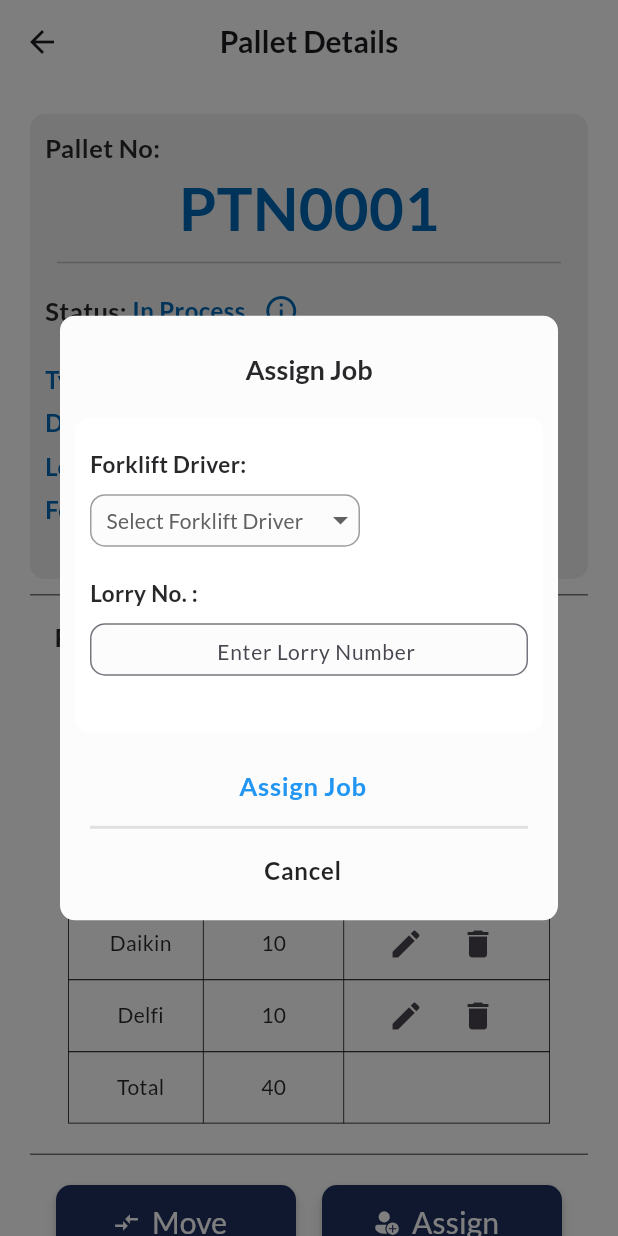
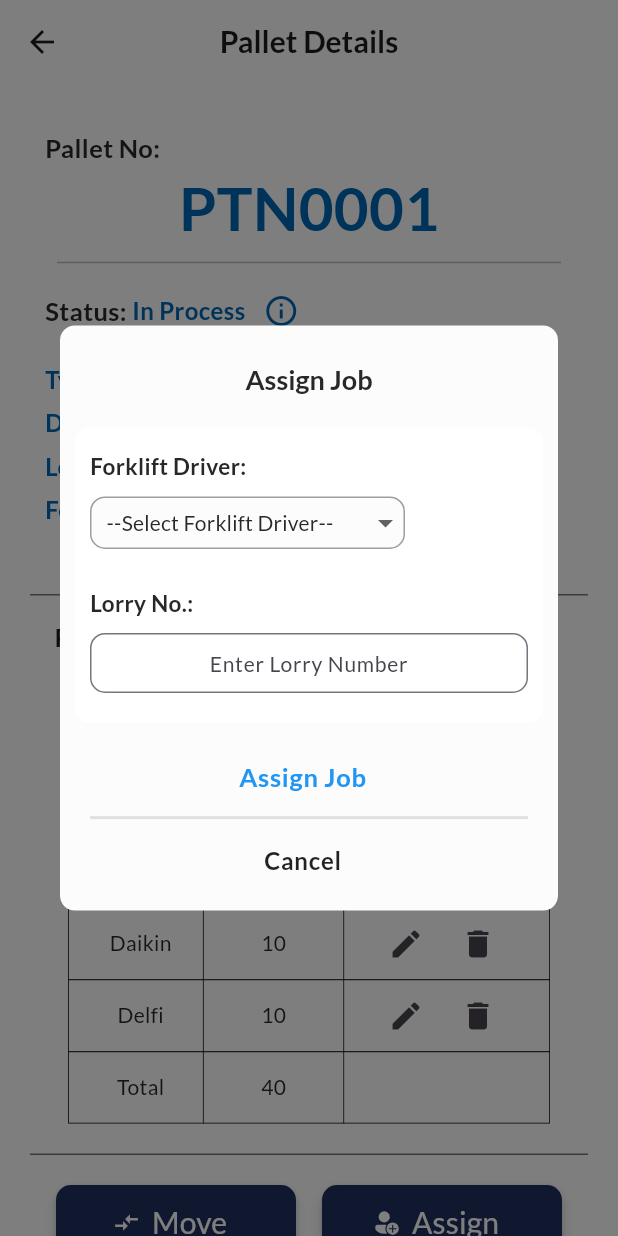
Before and after one commit to AfiqNSE/store_management_flutter_app, a Flutter app: the PalletDetailsView screen opened directly, after a tap on "Pallet Items:", after a tap on "Assign", on a phone screen of 412 x 824 dp. Run offline on Flutter 3.47's test engine with Material 3 defaults, Android fonts, the phone set to English and light mode, and no system bars; drawn by our look-alikes of dropdown_button2; our stand-ins replace firebase_core, firebase_messaging, fluentui_system_icons, flutter_secure_storage, google_fonts, google_nav_bar; missing offline and left inert: flutter_barcode_scanner, syncfusion_flutter_signaturepad; accounts and stored records are empty; project files that could hold a hidden picture were left out.

Commit message:
Minnor update pallet details

```diff
--- a/lib/view/pallet/pallet_details.dart
+++ b/lib/view/pallet/pallet_details.dart
@@ -4,6 +4,7 @@ import 'dart:ui' as ui;
 import 'package:dropdown_button2/dropdown_button2.dart';
 import 'package:fluentui_system_icons/fluentui_system_icons.dart';
 import 'package:flutter/material.dart';
+import 'package:store_management_system/models/color_model.dart';
 import 'package:store_management_system/models/pallet_model.dart';
 import 'package:store_management_system/utils/main_utils.dart';
 import 'package:store_management_system/components/pallet_components.dart';
@@ -17,8 +18,10 @@ class PalletDetailsView extends StatefulWidget {
 }
 
 class _PalletDetailsViewState extends State<PalletDetailsView> {
+  final _formKey = GlobalKey<FormState>();
+  TextEditingController lorryNo = TextEditingController();
+  String? _selectedForkliftDriver = '--Select Forklift Driver--';
   late int total;
-  String? _selectedDriver;
   bool _withSignature = false;
 
   final List<Item> _items = [
@@ -26,12 +29,6 @@ class _PalletDetailsViewState extends State<PalletDetailsView> {
     Item('Sharp', 10),
     Item('Daikin', 10),
     Item('Delfi', 10),
-  ];
-
-  final List<String> driver = [
-    'Driver A',
-    'Driver B',
-    'Driver C',
   ];
 
   @override
@@ -48,18 +45,24 @@ class _PalletDetailsViewState extends State<PalletDetailsView> {
   Widget build(BuildContext context) {
     return Scaffold(
       appBar: customAppBar("Pallet Details"),
-      backgroundColor: const Color.fromRGBO(252, 252, 252, 1),
+      backgroundColor: AppColor().milkWhite,
       body: SingleChildScrollView(
         child: Padding(
           padding: const EdgeInsets.fromLTRB(20, 10, 20, 0),
           child: Column(
             children: [
               const SizedBox(height: 10),
+              // Show pallet general info
               _palletDetails(),
+
               const SizedBox(height: 10),
+              // Show pallet item table info
               _palletItemsArea(),
+
               const SizedBox(height: 20),
+              // Show function button info
               _displayButton(),
+              const SizedBox(height: 20),
             ],
           ),
         ),
@@ -75,7 +78,7 @@ class _PalletDetailsViewState extends State<PalletDetailsView> {
             height: 310,
             width: double.infinity,
             decoration: BoxDecoration(
-              color: const Color.fromRGBO(237, 237, 237, 1),
+              color: AppColor().milkWhite,
               borderRadius: BorderRadius.circular(10),
             ),
           ),
@@ -88,18 +91,17 @@ class _PalletDetailsViewState extends State<PalletDetailsView> {
                     Text(
                       'Pallet No:',
                       style: TextStyle(
-                        color: Color.fromRGBO(40, 40, 43, 1),
                         fontSize: 17,
                         fontWeight: FontWeight.w600,
                       ),
                     ),
                   ],
                 ),
-                const Text(
+                Text(
                   'PTN0001',
                   style: TextStyle(
                     fontSize: 40,
-                    color: Color.fromRGBO(0, 102, 178, 1),
+                    color: AppColor().tealBlue,
                     fontWeight: FontWeight.w700,
                   ),
                 ),
@@ -113,16 +115,15 @@ class _PalletDetailsViewState extends State<PalletDetailsView> {
                     const Text(
                       'Status: ',
                       style: TextStyle(
-                        color: Color.fromRGBO(40, 40, 43, 1),
                         fontSize: 17,
                         fontWeight: FontWeight.w600,
                       ),
                     ),
-                    const Text(
+                    Text(
                       'In Process',
                       style: TextStyle(
                         fontSize: 16,
-                        color: Color.fromRGBO(0, 102, 178, 1),
+                        color: AppColor().tealBlue,
                         fontWeight: FontWeight.w700,
                       ),
                     ),
@@ -141,9 +142,9 @@ class _PalletDetailsViewState extends State<PalletDetailsView> {
                           "Ali Bin Abu",
                         );
                       },
-                      icon: const Icon(
+                      icon: Icon(
                         Icons.info_outline,
-                        color: Color.fromRGBO(0, 102, 178, 1),
+                        color: AppColor().tealBlue,
                       ),
                     )
                   ],
@@ -165,14 +166,13 @@ class _PalletDetailsViewState extends State<PalletDetailsView> {
 
   // Create expansion tile for pallet item
   Widget _palletItemsArea() => ExpansionTile(
-        collapsedBackgroundColor: const Color.fromRGBO(237, 237, 237, 1),
+        collapsedBackgroundColor: AppColor().greyGoose,
         collapsedShape: RoundedRectangleBorder(
           borderRadius: BorderRadius.circular(10),
         ),
         title: const Text(
           'Pallet Items:',
           style: TextStyle(
-            color: Color.fromRGBO(40, 40, 43, 1),
             fontSize: 17,
             fontWeight: FontWeight.w600,
           ),
@@ -195,23 +195,17 @@ class _PalletDetailsViewState extends State<PalletDetailsView> {
           DataColumn(
               label: Text(
             'Name',
-            style: TextStyle(
-              color: Color.fromRGBO(40, 40, 43, 1),
-            ),
+            style: TextStyle(),
           )),
           DataColumn(
               label: Text(
             'Quantity',
-            style: TextStyle(
-              color: Color.fromRGBO(40, 40, 43, 1),
-            ),
+            style: TextStyle(),
           )),
           DataColumn(
               label: Text(
             'Actions',
-            style: TextStyle(
-              color: Color.fromRGBO(40, 40, 43, 1),
-            ),
+            style: TextStyle(),
           )),
         ],
         rows: [
@@ -223,9 +217,7 @@ class _PalletDetailsViewState extends State<PalletDetailsView> {
                         children: [
                           Text(
                             item.name,
-                            style: const TextStyle(
-                              color: Color.fromRGBO(40, 40, 43, 1),
-                            ),
+                            style: const TextStyle(),
                           ),
                         ],
                       ),
@@ -236,9 +228,7 @@ class _PalletDetailsViewState extends State<PalletDetailsView> {
                         children: [
                           Text(
                             item.quantity.toString(),
-                            style: const TextStyle(
-                              color: Color.fromRGBO(40, 40, 43, 1),
-                            ),
+                            style: const TextStyle(),
                           ),
                         ],
                       ),
@@ -266,9 +256,7 @@ class _PalletDetailsViewState extends State<PalletDetailsView> {
               children: [
                 Text(
                   'Total',
-                  style: TextStyle(
-                    color: Color.fromRGBO(40, 40, 43, 1),
-                  ),
+                  style: TextStyle(),
                 ),
               ],
             )), // Empty cell
@@ -277,9 +265,7 @@ class _PalletDetailsViewState extends State<PalletDetailsView> {
               children: [
                 Text(
                   total.toString(),
-                  style: const TextStyle(
-                    color: Color.fromRGBO(40, 40, 43, 1),
-                  ),
+                  style: const TextStyle(),
                 ),
               ],
             )),
@@ -306,7 +292,7 @@ class _PalletDetailsViewState extends State<PalletDetailsView> {
                 ),
                 minimumSize: MaterialStateProperty.all(const Size(160, 50)),
                 backgroundColor: MaterialStateProperty.all<Color>(
-                  const Color.fromRGBO(31, 48, 94, 1),
+                  AppColor().blueZodiac,
                 ),
                 elevation: MaterialStateProperty.all(3),
               ),
@@ -333,7 +319,7 @@ class _PalletDetailsViewState extends State<PalletDetailsView> {
                 ),
                 minimumSize: MaterialStateProperty.all(const Size(160, 50)),
                 backgroundColor: MaterialStateProperty.all<Color>(
-                  const Color.fromRGBO(31, 48, 94, 1),
+                  AppColor().blueZodiac,
                 ),
                 elevation: MaterialStateProperty.all(3),
               ),
@@ -366,7 +352,7 @@ class _PalletDetailsViewState extends State<PalletDetailsView> {
                 ),
                 minimumSize: MaterialStateProperty.all(const Size(150, 50)),
                 backgroundColor: MaterialStateProperty.all<Color>(
-                  const Color.fromRGBO(31, 48, 94, 1),
+                  AppColor().blueZodiac,
                 ),
                 elevation: MaterialStateProperty.all(3),
               ),
@@ -393,7 +379,7 @@ class _PalletDetailsViewState extends State<PalletDetailsView> {
                 ),
                 minimumSize: MaterialStateProperty.all(const Size(160, 50)),
                 backgroundColor: MaterialStateProperty.all<Color>(
-                  const Color.fromRGBO(31, 48, 94, 1),
+                  AppColor().blueZodiac,
                 ),
                 elevation: MaterialStateProperty.all(3),
               ),
@@ -431,7 +417,7 @@ class _PalletDetailsViewState extends State<PalletDetailsView> {
               opacity: Tween<double>(begin: 0.5, end: 1.0).animate(a1),
               child: AlertDialog(
                 elevation: 3.0,
-                backgroundColor: const Color.fromRGBO(252, 252, 252, 1),
+                backgroundColor: AppColor().milkWhite,
                 shape: const RoundedRectangleBorder(
                   borderRadius: BorderRadius.all(
                     Radius.circular(10),
@@ -441,7 +427,6 @@ class _PalletDetailsViewState extends State<PalletDetailsView> {
                   child: Text(
                     'Move Pallet',
                     style: TextStyle(
-                      color: Color.fromRGBO(40, 40, 43, 1),
                       fontWeight: FontWeight.w600,
                       fontSize: 18,
                     ),
@@ -460,11 +445,11 @@ class _PalletDetailsViewState extends State<PalletDetailsView> {
                     padding: const EdgeInsets.all(10),
                     child: RichText(
                       textAlign: TextAlign.center,
-                      text: const TextSpan(children: <InlineSpan>[
+                      text: TextSpan(children: <InlineSpan>[
                         TextSpan(
                           text: 'Confirm to move this pallet from ',
                           style: TextStyle(
-                            color: Color.fromRGBO(40, 40, 43, 1),
+                            color: AppColor().matteBlack,
                             fontWeight: FontWeight.w400,
                             fontSize: 16,
                           ),
@@ -472,7 +457,7 @@ class _PalletDetailsViewState extends State<PalletDetailsView> {
                         TextSpan(
                           text: 'INBOUND ',
                           style: TextStyle(
-                            color: Color.fromRGBO(40, 40, 43, 1),
+                            color: AppColor().matteBlack,
                             fontWeight: FontWeight.w600,
                             fontSize: 19,
                           ),
@@ -480,7 +465,7 @@ class _PalletDetailsViewState extends State<PalletDetailsView> {
                         TextSpan(
                           text: 'to ',
                           style: TextStyle(
-                            color: Color.fromRGBO(40, 40, 43, 1),
+                            color: AppColor().matteBlack,
                             fontWeight: FontWeight.w400,
                             fontSize: 16,
                           ),
@@ -488,7 +473,7 @@ class _PalletDetailsViewState extends State<PalletDetailsView> {
                         TextSpan(
                           text: 'OUTBOUND',
                           style: TextStyle(
-                            color: Color.fromRGBO(40, 40, 43, 1),
+                            color: AppColor().matteBlack,
                             fontWeight: FontWeight.w600,
                             fontSize: 19,
                           ),
@@ -554,7 +539,7 @@ class _PalletDetailsViewState extends State<PalletDetailsView> {
             child: FadeTransition(
               opacity: Tween<double>(begin: 0.5, end: 1.0).animate(a1),
               child: AlertDialog(
-                backgroundColor: const Color.fromRGBO(252, 252, 252, 1),
+                backgroundColor: AppColor().milkWhite,
                 elevation: 3.0,
                 shape: OutlineInputBorder(
                   borderRadius: BorderRadius.circular(10.0),
@@ -564,7 +549,6 @@ class _PalletDetailsViewState extends State<PalletDetailsView> {
                   child: Text(
                     "Assign Job",
                     style: TextStyle(
-                      color: Color.fromRGBO(40, 40, 43, 1),
                       fontWeight: FontWeight.w600,
                       fontSize: 18,
                     ),
@@ -580,69 +564,49 @@ class _PalletDetailsViewState extends State<PalletDetailsView> {
                         color: Colors.white,
                       ),
                       width: double.maxFinite,
-                      height: 210,
                       child: Padding(
-                        padding: const EdgeInsets.fromLTRB(10, 20, 10, 0),
+                        padding: const EdgeInsets.fromLTRB(10, 10, 10, 0),
+                        child: Form(
+                          key: _formKey,
                           child: Column(
                             crossAxisAlignment: CrossAxisAlignment.start,
                             children: [
-                            const Row(
+                              Row(
                                 children: [
-                                Text(
-                                  'Forklift Driver: ',
-                                  style: TextStyle(
-                                    color: Color.fromRGBO(40, 40, 43, 1),
-                                    fontSize: 15,
-                                    fontWeight: FontWeight.w600,
+                                  customTextLabel('Forklift Driver:'),
+                                ],
+                              ),
+                              Padding(
+                                padding:
+                                    const EdgeInsets.fromLTRB(0, 10, 0, 20),
+                                child: forklifDriverDropDown(),
+                              ),
+                              Row(
+                                children: [
+                                  customTextLabel('Lorry No.:'),
+                                ],
+                              ),
+                              Padding(
+                                padding:
+                                    const EdgeInsets.fromLTRB(0, 10, 0, 20),
+                                child: TextFormField(
+                                  cursorHeight: 22,
+                                  style: const TextStyle(
+                                    fontSize: 16,
+                                  ),
+                                  textAlign: TextAlign.center,
+                                  decoration: customTextFormFieldDeco(
+                                      'Enter Lorry Number'),
+                                  validator: (value) {
+                                    if (value == null || value.isEmpty) {
+                                      return 'Please enter lorry number';
+                                    }
+                                    return null;
+                                  },
                                 ),
                               ),
                             ],
                           ),
-                            Padding(
-                              padding: const EdgeInsets.fromLTRB(0, 10, 0, 20),
-                              child: forklifDriverDropDown(),
-                            ),
-                            const Row(
-                              children: [
-                                Text(
-                                  'Lorry No. : ',
-                                  style: TextStyle(
-                                    color: Color.fromRGBO(40, 40, 43, 1),
-                                    fontSize: 15,
-                                    fontWeight: FontWeight.w600,
-                                  ),
-                                ),
-                              ],
-                            ),
-                            Padding(
-                              padding: const EdgeInsets.fromLTRB(0, 10, 0, 20),
-                              child: Container(
-                                height: 35,
-                                decoration: const BoxDecoration(
-                                  color: Color.fromRGBO(252, 252, 252, 1),
-                                  borderRadius:
-                                      BorderRadius.all(Radius.circular(10)),
-                                ),
-                                child: TextField(
-                                  cursorHeight: 22,
-                                  style: const TextStyle(
-                                    fontSize: 16,
-                                    color: Color.fromRGBO(40, 40, 43, 1),
-                                  ),
-                                  textAlign: TextAlign.center,
-                                  decoration: InputDecoration(
-                                    hintText: 'Enter Lorry Number',
-                                    hintStyle: const TextStyle(fontSize: 14),
-                                    contentPadding:
-                                        const EdgeInsets.fromLTRB(10, 12, 0, 0),
-                                    border: OutlineInputBorder(
-                                      borderRadius: BorderRadius.circular(10.0),
-                                    ),
-                                  ),
-                                ),
-                              ),
-                            ),
-                          ],
                         ),
                       ),
                     ),
@@ -661,7 +625,28 @@ class _PalletDetailsViewState extends State<PalletDetailsView> {
                       ),
                     ),
                     onTap: () {
+                      if (_formKey.currentState!.validate() &&
+                          _selectedForkliftDriver !=
+                              Constant().forkliftDriver[0]) {
                         Navigator.pop(context);
+
+                        ScaffoldMessenger.of(context).showSnackBar(
+                          SnackBar(
+                            content: const Text('Successfully assign job.'),
+                            backgroundColor: Colors.green.shade300,
+                            duration: const Duration(seconds: 5),
+                          ),
+                        );
+                      } else {
+                        ScaffoldMessenger.of(context).showSnackBar(
+                          SnackBar(
+                            content: const Text(
+                                'Please complete the details needed.'),
+                            backgroundColor: Colors.red.shade300,
+                            duration: const Duration(seconds: 5),
+                          ),
+                        );
+                      }
                     },
                   ),
                   Divider(
@@ -698,11 +683,10 @@ class _PalletDetailsViewState extends State<PalletDetailsView> {
         isExpanded: true,
         hint: Row(
           children: [
-            const SizedBox(
-              width: 10,
-            ),
-            Text(
-              'Select Forklift Driver',
+            Padding(
+              padding: const EdgeInsets.only(left: 10.0),
+              child: Text(
+                Constant().forkliftDriver[0],
                 style: TextStyle(
                   fontSize: 14,
                   fontWeight: FontWeight.w500,
@@ -710,9 +694,11 @@ class _PalletDetailsViewState extends State<PalletDetailsView> {
                 ),
                 overflow: TextOverflow.ellipsis,
               ),
+            ),
           ],
         ),
-        items: driver
+        items: Constant()
+            .forkliftDriver
             .map((String item) => DropdownMenuItem<String>(
                   value: item,
                   child: Padding(
@@ -722,33 +708,32 @@ class _PalletDetailsViewState extends State<PalletDetailsView> {
                       style: const TextStyle(
                         fontSize: 14,
                         fontWeight: FontWeight.w500,
-                        color: Color.fromRGBO(40, 40, 43, 1),
                       ),
                       overflow: TextOverflow.ellipsis,
                     ),
                   ),
                 ))
             .toList(),
-        value: _selectedDriver,
-        onChanged: (String? driver) {
+        value: _selectedForkliftDriver,
+        onChanged: (String? value) {
           setState(() {
-            _selectedDriver = driver;
+            _selectedForkliftDriver = value;
           });
         },
         buttonStyleData: ButtonStyleData(
           height: 35,
-          width: 180,
+          width: 210,
           decoration: BoxDecoration(
             border: Border.all(color: Colors.grey),
             borderRadius: BorderRadius.circular(10),
-            color: const Color.fromRGBO(252, 252, 252, 1),
+            color: AppColor().milkWhite,
           ),
         ),
         dropdownStyleData: DropdownStyleData(
           maxHeight: 200,
-          width: 180,
+          width: 210,
           decoration: BoxDecoration(
-            color: const Color.fromRGBO(252, 252, 252, 1),
+            color: AppColor().milkWhite,
             borderRadius: BorderRadius.circular(14),
           ),
           scrollbarTheme: ScrollbarThemeData(
@@ -782,7 +767,7 @@ class _PalletDetailsViewState extends State<PalletDetailsView> {
             opacity: Tween<double>(begin: 0.5, end: 1.0).animate(a1),
             child: AlertDialog(
               elevation: 3.0,
-              backgroundColor: const Color.fromRGBO(252, 252, 252, 1),
+              backgroundColor: AppColor().milkWhite,
               shape: const RoundedRectangleBorder(
                 borderRadius: BorderRadius.all(
                   Radius.circular(10),
@@ -792,7 +777,6 @@ class _PalletDetailsViewState extends State<PalletDetailsView> {
                 child: Text(
                   'Pallet Signature',
                   style: TextStyle(
-                    color: Color.fromRGBO(40, 40, 43, 1),
                     fontWeight: FontWeight.w600,
                     fontSize: 18,
                   ),
@@ -863,8 +847,23 @@ class _PalletDetailsViewState extends State<PalletDetailsView> {
                           // await signatureFile.writeAsBytes(signatureBytes);
 
                           Navigator.of(context).pop();
+
+                          ScaffoldMessenger.of(context).showSnackBar(
+                            SnackBar(
+                              content: const Text('Successfully sign pallet.'),
+                              backgroundColor: Colors.green.shade300,
+                              duration: const Duration(seconds: 5),
+                            ),
+                          );
                         } else {
-                          Navigator.pop(context);
+                          ScaffoldMessenger.of(context).showSnackBar(
+                            SnackBar(
+                              content: const Text(
+                                  'Please sign the pallet before submit.'),
+                              backgroundColor: Colors.red.shade300,
+                              duration: const Duration(seconds: 5),
+                            ),
+                          );
                         }
                       },
                     ),
```
Lines whose indentation alone changed are shown as unchanged.
